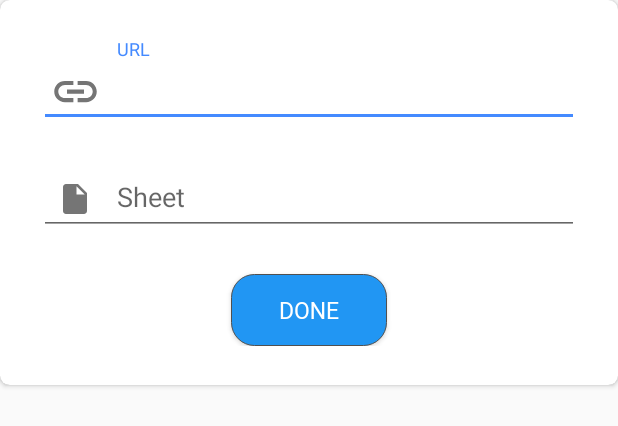
After one commit to asadfareed999/WordsApp, an Android app: the layout dialog_enter_url.xml on its own in the app's theme, with its tools: preview values and no code run, on a phone screen of 412 x 824 dp. The commit adds this screen. Shown: the top 426 px of the screen. Run offline under Robolectric (Android 15) with nearby library versions, the phone set to English and light mode, and no system bars.

Commit message:
Dynamic Url updates

```diff
--- a/app/build.gradle
+++ b/app/build.gradle
@@ -72,4 +72,8 @@ dependencies {
     implementation 'com.github.satyan:sugar:1.3'
     // Jelly Toolbar
     implementation 'com.github.yalantis:jellytoolbar:v1.0'
+    // material design
+    implementation 'com.google.android.material:material:1.2.0'
+    //Event bus
+    implementation 'org.greenrobot:eventbus:3.2.0'
 }
--- /dev/null
+++ b/app/src/main/java/com/example/wordsapp/UrlEvent.kt
@@ -0,0 +1,6 @@
+package com.example.wordsapp
+
+class UrlEvent(
+    val url:String
+) {
+}
--- a/app/src/main/java/com/example/wordsapp/WordsAppApplication.kt
+++ b/app/src/main/java/com/example/wordsapp/WordsAppApplication.kt
@@ -1,7 +1,6 @@
 package com.example.wordsapp
 
 import android.app.Application
-import com.facebook.stetho.BuildConfig
 import com.facebook.stetho.Stetho
 import timber.log.Timber
 
--- /dev/null
+++ b/app/src/main/res/drawable/bg_round.xml
@@ -0,0 +1,7 @@
+<?xml version="1.0" encoding="utf-8"?>
+<shape xmlns:android="http://schemas.android.com/apk/res/android"
+    android:shape="rectangle">
+    <solid android:color="@color/colorPrimary"/>
+    <corners android:radius="15dp" />
+    <stroke android:width="0.5dp" android:color="#505050"/>
+</shape>
--- /dev/null
+++ b/app/src/main/res/drawable/ic_link.xml
@@ -0,0 +1,9 @@
+<vector xmlns:android="http://schemas.android.com/apk/res/android"
+        android:width="34dp"
+        android:height="34dp"
+        android:viewportWidth="24.0"
+        android:viewportHeight="24.0">
+    <path
+        android:fillColor="#FFFFFFFF"
+        android:pathData="M3.9,12c0,-1.71 1.39,-3.1 3.1,-3.1h4L11,7L7,7c-2.76,0 -5,2.24 -5,5s2.24,5 5,5h4v-1.9L7,15.1c-1.71,0 -3.1,-1.39 -3.1,-3.1zM8,13h8v-2L8,11v2zM17,7h-4v1.9h4c1.71,0 3.1,1.39 3.1,3.1s-1.39,3.1 -3.1,3.1h-4L13,17h4c2.76,0 5,-2.24 5,-5s-2.24,-5 -5,-5z"/>
+</vector>
--- /dev/null
+++ b/app/src/main/res/drawable/ic_sheet.xml
@@ -0,0 +1,9 @@
+<vector xmlns:android="http://schemas.android.com/apk/res/android"
+        android:width="24dp"
+        android:height="24dp"
+        android:viewportWidth="24.0"
+        android:viewportHeight="24.0">
+    <path
+        android:fillColor="#FF000000"
+        android:pathData="M6,2c-1.1,0 -1.99,0.9 -1.99,2L4,20c0,1.1 0.89,2 1.99,2L18,22c1.1,0 2,-0.9 2,-2L20,8l-6,-6L6,2zM13,9L13,3.5L18.5,9L13,9z"/>
+</vector>
--- /dev/null
+++ b/app/src/main/res/layout/dialog_enter_url.xml
@@ -0,0 +1,73 @@
+<?xml version="1.0" encoding="utf-8"?>
+<androidx.cardview.widget.CardView
+    xmlns:app="http://schemas.android.com/apk/res-auto"
+    xmlns:android="http://schemas.android.com/apk/res/android"
+    android:layout_width="match_parent"
+    android:layout_height="wrap_content"
+    app:cardCornerRadius="@dimen/_5sdp">
+
+    <androidx.constraintlayout.widget.ConstraintLayout
+        android:layout_width="match_parent"
+        android:layout_height="wrap_content"
+        android:paddingStart="@dimen/_20sdp"
+        android:paddingEnd="@dimen/_20sdp"
+        android:paddingTop="@dimen/_20sdp"
+        android:paddingBottom="@dimen/_20sdp">
+
+        <com.google.android.material.textfield.TextInputLayout
+            android:id="@+id/tf_url"
+            android:layout_width="match_parent"
+            android:layout_height="wrap_content"
+            app:endIconMode="clear_text"
+            android:hint="URL"
+            app:startIconDrawable="@drawable/ic_link"
+            app:layout_constraintStart_toStartOf="parent"
+            app:layout_constraintEnd_toEndOf="parent"
+            app:layout_constraintTop_toTopOf="parent">
+
+            <com.google.android.material.textfield.TextInputEditText
+                android:layout_width="match_parent"
+                android:layout_height="wrap_content"
+                android:maxLines="1"
+                />
+
+        </com.google.android.material.textfield.TextInputLayout>
+
+        <com.google.android.material.textfield.TextInputLayout
+            android:id="@+id/tf_sheet_no"
+            android:layout_width="match_parent"
+            android:layout_height="wrap_content"
+            app:endIconMode="clear_text"
+            android:hint="Sheet"
+            android:layout_marginTop="@dimen/_10sdp"
+            app:startIconDrawable="@drawable/ic_sheet"
+            app:layout_constraintStart_toStartOf="parent"
+            app:layout_constraintEnd_toEndOf="parent"
+            app:layout_constraintTop_toBottomOf="@id/tf_url">
+
+        <com.google.android.material.textfield.TextInputEditText
+            android:layout_width="match_parent"
+            android:layout_height="wrap_content"
+            android:maxLines="1"/>
+
+        </com.google.android.material.textfield.TextInputLayout>
+
+        <Button
+            android:id="@+id/btn_search"
+            android:layout_width="@dimen/_80sdp"
+            android:layout_height="wrap_content"
+            android:text="Done"
+            style="@style/TextViewRoboto"
+            android:paddingStart="@dimen/_10sdp"
+            android:paddingEnd="@dimen/_10sdp"
+            android:layout_marginTop="@dimen/_20sdp"
+            android:textColor="@color/colorWhite"
+            android:background="@drawable/bg_round"
+            app:layout_constraintStart_toStartOf="parent"
+            app:layout_constraintEnd_toEndOf="parent"
+            app:layout_constraintTop_toBottomOf="@id/tf_sheet_no"
+            app:layout_constraintBottom_toBottomOf="parent"
+            />
+
+</androidx.constraintlayout.widget.ConstraintLayout>
+</androidx.cardview.widget.CardView>
--- a/app/src/main/res/layout/fragment_meaning.xml
+++ b/app/src/main/res/layout/fragment_meaning.xml
@@ -64,7 +64,7 @@
         android:paddingEnd="@dimen/_10sdp"
         android:layout_marginBottom="@dimen/_10sdp"
         android:textColor="@color/colorWhite"
-        android:background="@drawable/bg_round_rectangle"
+        android:background="@color/colorPrimary"
         app:layout_constraintStart_toEndOf="@id/btn_home"
         app:layout_constraintEnd_toEndOf="parent"
         app:layout_constraintBottom_toBottomOf="parent"
@@ -81,7 +81,7 @@
         android:paddingEnd="@dimen/_10sdp"
         android:layout_marginBottom="@dimen/_10sdp"
         android:textColor="@color/colorWhite"
-        android:background="@drawable/bg_round_rectangle"
+        android:background="@color/colorPrimary"
         app:layout_constraintStart_toStartOf="parent"
         app:layout_constraintEnd_toStartOf="@id/btn_home"
         app:layout_constraintBottom_toBottomOf="parent"
@@ -98,7 +98,7 @@
         android:paddingEnd="@dimen/_10sdp"
         android:layout_marginBottom="@dimen/_10sdp"
         android:textColor="@color/colorWhite"
-        android:background="@drawable/bg_round_rectangle"
+        android:background="@color/colorPrimary"
         app:layout_constraintStart_toEndOf="@id/btn_previous"
         app:layout_constraintEnd_toStartOf="@id/btn_next"
         app:layout_constraintBottom_toBottomOf="parent"
--- a/app/src/main/res/values/colors.xml
+++ b/app/src/main/res/values/colors.xml
@@ -1,8 +1,8 @@
 <?xml version="1.0" encoding="utf-8"?>
 <resources>
-    <color name="colorPrimary">#6200EE</color>
-    <color name="colorPrimaryDark">#3700B3</color>
-    <color name="colorAccent">#03DAC5</color>
+    <color name="colorPrimary">#2196f3</color>
+    <color name="colorPrimaryDark">#1976d2</color>
+    <color name="colorAccent">#448aff</color>
     <color name="colorLightBlue">#2A7ED4</color>
     <color name="colorBlue">#1B68B8</color>
     <color name="colorDarkBlue">#0E5CA6</color>
--- a/app/src/main/res/values/styles.xml
+++ b/app/src/main/res/values/styles.xml
@@ -1,13 +1,13 @@
 <resources>
 
     <!-- Base application theme. -->
-    <style name="AppTheme" parent="Theme.AppCompat.Light.NoActionBar">
+    <style name="AppTheme" parent="Theme.AppCompat.Light.DarkActionBar">
         <!-- Customize your theme here. -->
         <item name="colorPrimary">@color/colorPrimary</item>
         <item name="colorPrimaryDark">@color/colorPrimaryDark</item>
-        <item name="colorAccent">#7fffffff</item>
-        <item name="android:statusBarColor">@android:color/transparent</item>
-        <item name="android:windowTranslucentStatus">true</item>
+        <item name="colorAccent">@color/colorAccent</item>
+       <!-- <item name="android:statusBarColor">@android:color/transparent</item>
+        <item name="android:windowTranslucentStatus">true</item>-->
     </style>
 
     <style name="TextViewRobotoBold">
@@ -30,4 +30,21 @@
         <item name="android:textSize">@dimen/_12ssp</item>
     </style>
 
+    <style name="Theme_Dialog" >
+        <item name="android:windowMinWidthMajor">90%</item>
+        <item name="android:windowMinWidthMinor">90%</item>
+        <item name="android:windowFrame">@null</item>
+        <item name="android:windowBackground">@color/colorWhite</item>
+        <item name="android:windowIsFloating">true</item>
+        <item name="android:windowContentOverlay">@null</item>
+        <item name="android:windowSoftInputMode">stateUnspecified|adjustPan</item>
+        <item name="android:windowActionBar">false</item>
+        <item name="android:windowActionModeOverlay">true</item>
+        <item name="android:colorBackgroundCacheHint">@null</item>
+        <item name="android:listPreferredItemPaddingLeft">16dip</item>
+        <item name="android:listPreferredItemPaddingRight">16dip</item>
+        <item name="android:listPreferredItemPaddingStart">16dip</item>
+        <item name="android:listPreferredItemPaddingEnd">16dip</item>
+    </style>
+
 </resources>
```
Also changed, not shown: app/src/main/java/com/example/wordsapp/HomeFragment.kt (+24 -21 lines), app/src/main/java/com/example/wordsapp/MainActivity.kt (+98 -3 lines), app/src/main/java/com/example/wordsapp/prefrences/WordsAppPreferences.kt (+11 -0 lines), app/src/main/res/layout/fragment_home.xml (+6 -6 lines), app/src/main/res/menu/menu.xml (added, +11 -0 lines).
